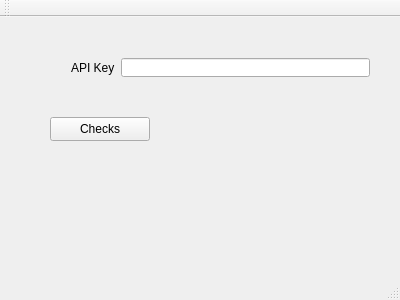
arnauddupuis/qupdown.io, file qupdownio-ui/mainwindow.ui: the form before one commit.
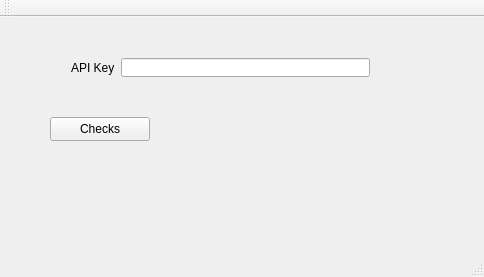
The form after the commit.

```diff
--- a/qupdownio-ui/mainwindow.ui
+++ b/qupdownio-ui/mainwindow.ui
@@ -6,8 +6,8 @@
    <rect>
     <x>0</x>
     <y>0</y>
-    <width>400</width>
-    <height>300</height>
+    <width>484</width>
+    <height>277</height>
    </rect>
   </property>
   <property name="windowTitle">
@@ -40,7 +40,7 @@
      <string/>
     </property>
    </widget>
-   <widget class="QWidget" name="">
+   <widget class="QWidget" name="layoutWidget">
     <property name="geometry">
      <rect>
       <x>60</x>
```
Left out of the diff: 2 changed lines with no effect on the pictures.
